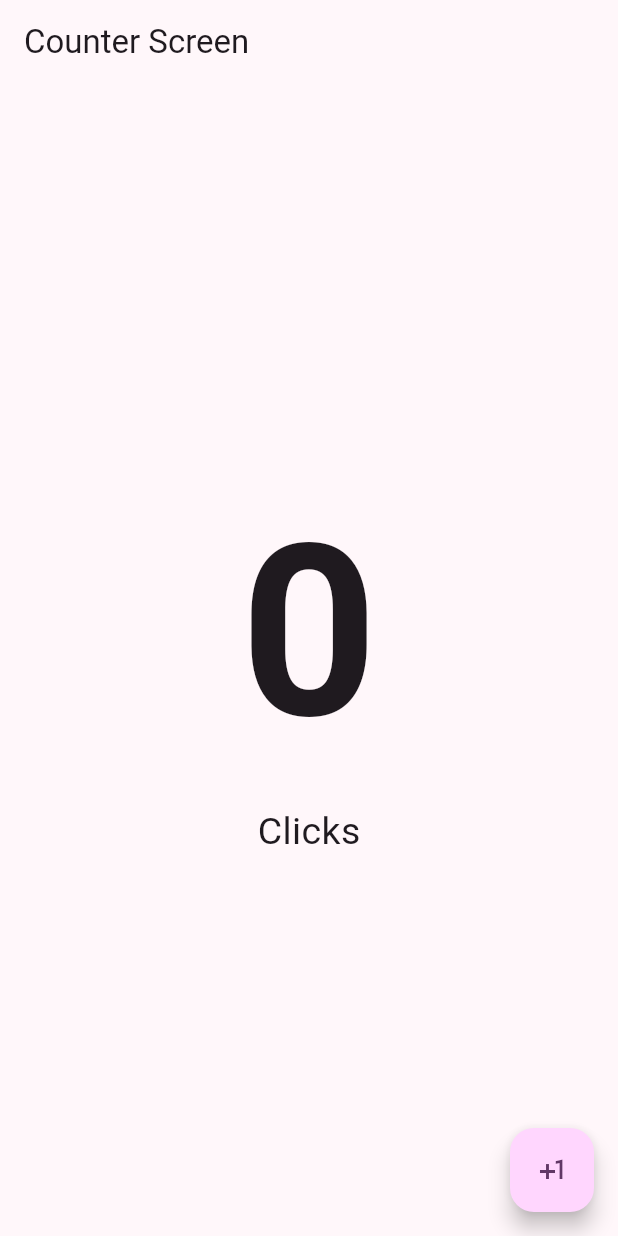
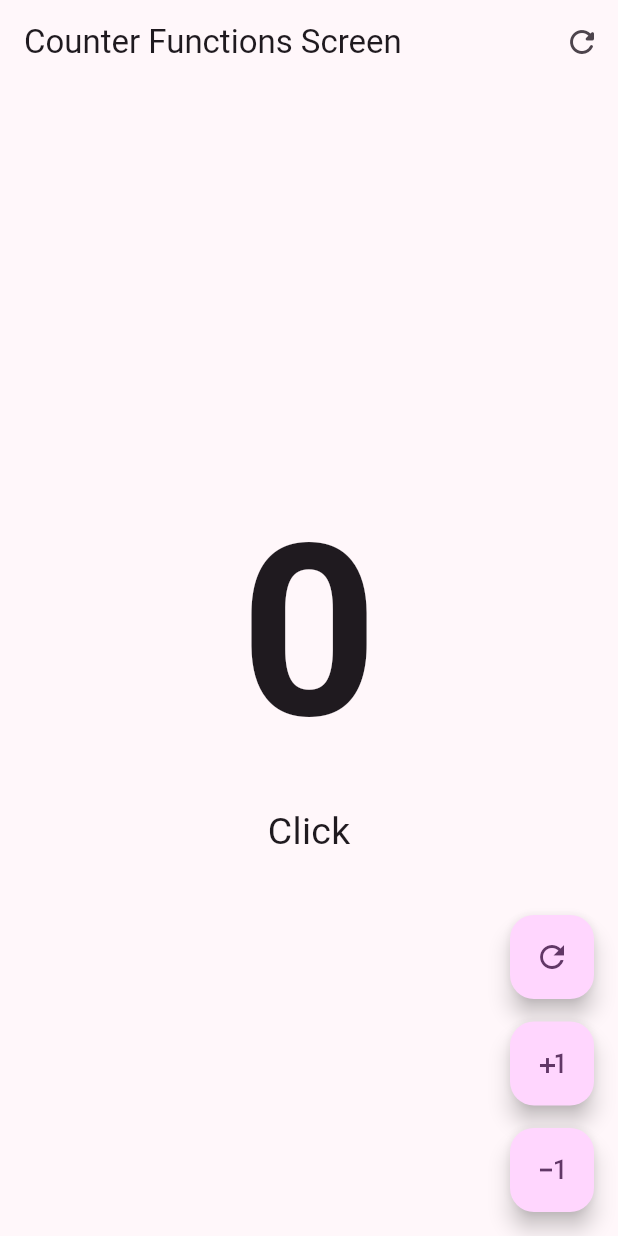
Before and after one commit to oldwilly12/Curso_Flutter, a Flutter app: the screen it shows after launch, on a phone screen of 412 x 824 dp. Run offline on Flutter 3.47's test engine with Material 3 defaults, Android fonts, the phone set to English and light mode, and no system bars.

Commit message:
Counter app end
Counter app end

```diff
--- a/hello_world_app/lib/main.dart
+++ b/hello_world_app/lib/main.dart
@@ -1,5 +1,6 @@
 import 'package:flutter/material.dart';
-import 'package:hello_world_app/presentation/screens/counter/counter_screen.dart';
+// import 'package:hello_world_app/presentation/screens/counter/counter_screen.dart';
+import 'package:hello_world_app/presentation/screens/counter/counter_function_screen.dart';
 
 void main() {
   runApp(const MyApp());
@@ -20,7 +21,7 @@ class MyApp extends StatelessWidget {
         useMaterial3: true, // habilitar material 3 en todos los widgets
         colorSchemeSeed: Colors.purple,
       ),
-      home: const CounterScreen(),
+      home: const CounterFunctionsScreen(),
     );
   }
 }
--- /dev/null
+++ b/hello_world_app/lib/presentation/screens/counter/counter_function_screen.dart
@@ -0,0 +1,94 @@
+import 'package:flutter/material.dart';
+
+class CounterFunctionsScreen extends StatefulWidget {
+  const CounterFunctionsScreen(
+      {super.key}); // inicializacion para la llave del statefulwidget o constructor
+
+  @override
+  State<CounterFunctionsScreen> createState() =>
+      _CounterFunctionsScreenState(); // cuando se crea el counterScreen se manda a llamar a la creacion del estado y invocacions de otra clase de abajo
+}
+
+class _CounterFunctionsScreenState extends State<CounterFunctionsScreen> {
+  int clickCounter = 0;
+
+  @override
+  Widget build(BuildContext context) {
+    return Scaffold(
+        appBar: AppBar(
+          title: const Text('Counter Functions Screen'),
+          actions: [
+            IconButton(
+              onPressed: () {
+                setState(() {
+                  clickCounter = 0;
+                });
+              },
+              icon: const Icon(Icons.refresh_rounded),
+            )
+          ],
+        ),
+        body: Center(
+          child: Column(
+            mainAxisAlignment: MainAxisAlignment.center,
+            children: [
+              Text('$clickCounter',
+                  style: const TextStyle(
+                      fontSize: 160, fontWeight: FontWeight.bold)),
+              Text((clickCounter <= 1) ? 'Click' : 'Clicks',
+                  style: const TextStyle(fontSize: 25)),
+            ],
+          ),
+        ),
+        floatingActionButton: Column(
+          mainAxisAlignment: MainAxisAlignment.end,
+          children: [
+            CustomButton(
+              icon: Icons.refresh_outlined,
+              onPressed: () {
+                setState(() {
+                  clickCounter = 0;
+                });
+              },
+            ),
+            const SizedBox(height: 15),
+            CustomButton(
+              icon: Icons.plus_one,
+              onPressed: () {
+                clickCounter++;
+                setState(() {});
+              },
+            ),
+            const SizedBox(height: 15),
+            CustomButton(
+              icon: Icons.exposure_minus_1_outlined,
+              onPressed: () {
+                if (clickCounter == 0) return;
+                clickCounter--;
+                setState(() {});
+              },
+            ),
+          ],
+        ));
+  }
+}
+
+class CustomButton extends StatelessWidget {
+  final IconData icon; // tipo = IconData, nombreVarialble = icon
+  final VoidCallback? onPressed;
+
+  const CustomButton({
+    super.key,
+    required this.icon,
+    this.onPressed,
+  });
+
+  @override
+  Widget build(BuildContext context) {
+    return FloatingActionButton(
+      //shape: const StadiumBorder(),
+      onPressed: onPressed, // funcion para renderizar el widget
+      child: Icon(icon),
+    );
+  }
+}
--- a/hello_world_app/lib/presentation/screens/counter/counter_screen.dart
+++ b/hello_world_app/lib/presentation/screens/counter/counter_screen.dart
@@ -25,7 +25,7 @@ class _CounterScreenState extends State<CounterScreen> {
             Text('$clickCounter',
                 style: const TextStyle(
                     fontSize: 160, fontWeight: FontWeight.bold)),
-            const Text('Clicks', style: TextStyle(fontSize: 25)),
+            Text(( clickCounter <= 1) ? 'Click' : 'Clicks', style: const TextStyle(fontSize: 25)),
           ],
         ),
       ),
```
